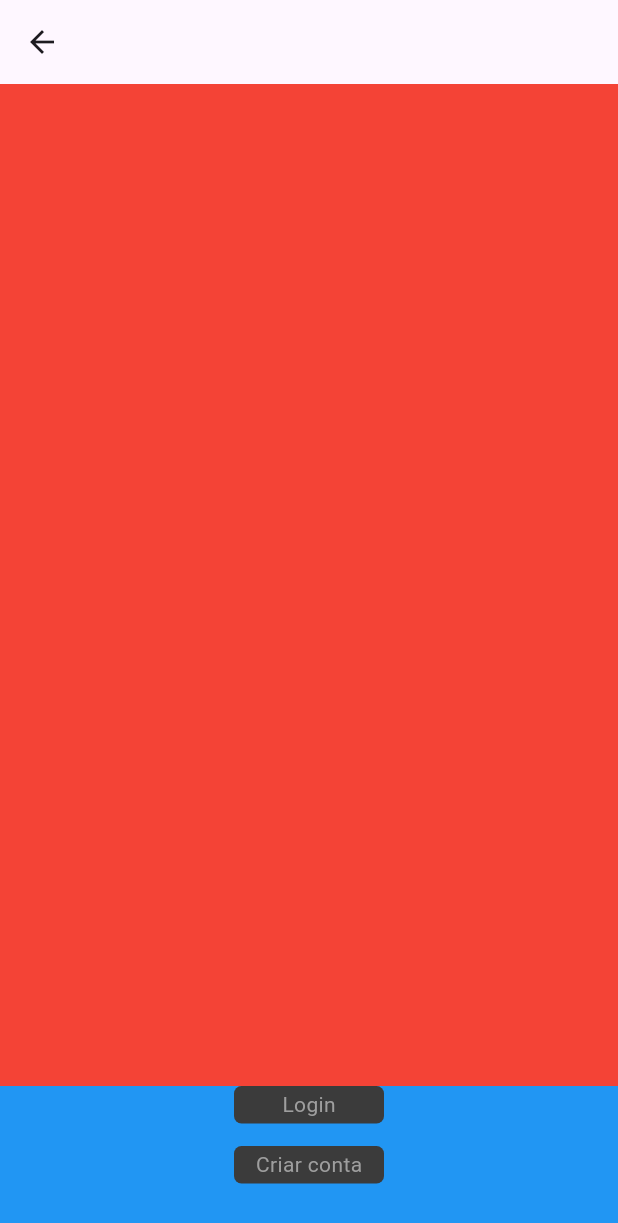
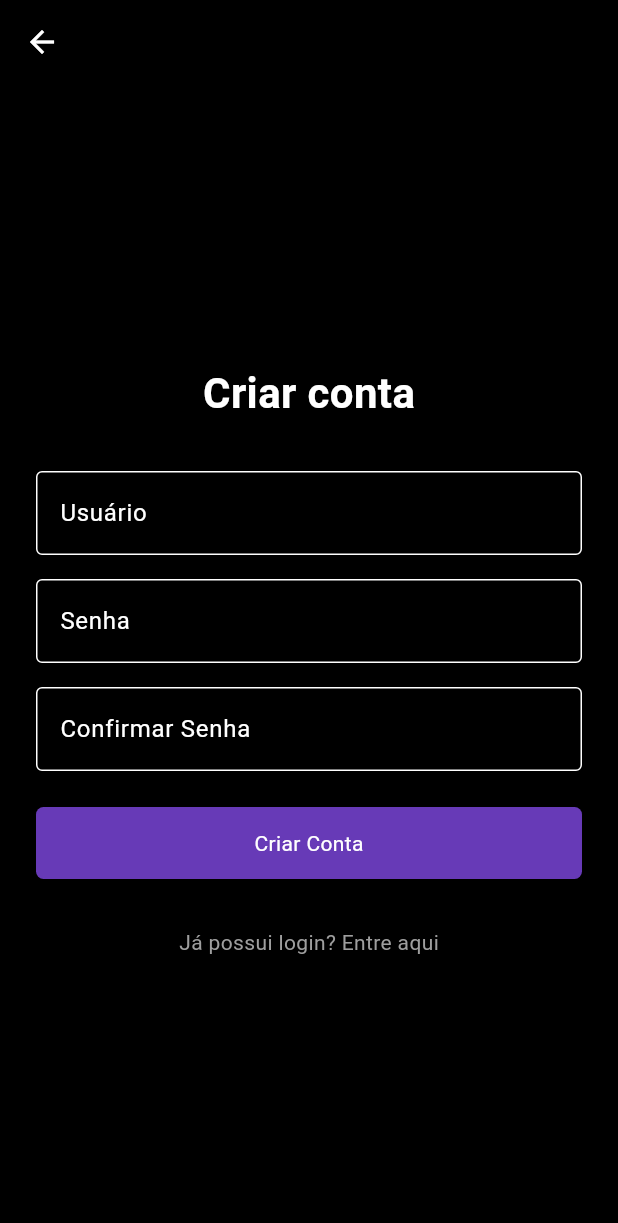
Before and after one commit to GubioGarcia/ToDo_Flutter, a Flutter app: the Welcome screen opened directly, after a tap on "Criar conta", on a phone screen of 412 x 824 dp. Shown: the top 1223 px of the screen. Run offline on Flutter 3.47's test engine with Material 3 defaults, Android fonts, the phone set to English and light mode, and no system bars; our stand-ins replace fluttertoast.

Commit message:
feat: criação telas login, cadastro e welcome

```diff
--- /dev/null
+++ b/lib/criarConta.dart
@@ -0,0 +1,161 @@
+import 'package:flutter/material.dart';
+import 'package:fluttertoast/fluttertoast.dart';
+import 'package:todo/home_page.dart';
+import 'package:todo/login.dart';
+import 'widgets/common_button.dart';
+
+class CriarcontaPage extends StatefulWidget {
+  const CriarcontaPage({super.key});
+
+  @override
+  State<CriarcontaPage> createState() => _CriarcontaPageState();
+}
+
+class _CriarcontaPageState extends State<CriarcontaPage> {
+  TextEditingController usuarioEntrada = TextEditingController();
+  TextEditingController senhaEntrada = TextEditingController();
+  TextEditingController confirmarSenhaEntrada = TextEditingController();
+
+  @override
+  Widget build(BuildContext context) {
+    return Scaffold(
+      appBar: AppBar(
+        backgroundColor: Colors.black,
+        elevation: 0,
+        iconTheme: IconThemeData(color: Colors.white),
+      ),
+      backgroundColor: Colors.black,
+      body: SafeArea(
+        child: Center(
+          child: Padding(
+            padding: const EdgeInsets.symmetric(horizontal: 24.0),
+            child: Column(
+              mainAxisSize: MainAxisSize.min,
+              children: [
+                Text(
+                  "Criar conta",
+                  style: TextStyle(
+                    fontSize: 28,
+                    fontWeight: FontWeight.bold,
+                    color: Colors.white,
+                  ),
+                ),
+                SizedBox(height: 32),
+                TextField(
+                  controller: usuarioEntrada,
+                  style: TextStyle(color: Colors.white),
+                  decoration: InputDecoration(
+                    labelText: "Usuário",
+                    labelStyle: TextStyle(color: Colors.white),
+                    enabledBorder: OutlineInputBorder(
+                      borderSide: BorderSide(color: Colors.white),
+                    ),
+                    focusedBorder: OutlineInputBorder(
+                      borderSide: BorderSide(color: Colors.deepPurple),
+                    ),
+                  ),
+                ),
+                SizedBox(height: 16),
+                TextField(
+                  controller: senhaEntrada,
+                  obscureText: true,
+                  style: TextStyle(color: Colors.white),
+                  decoration: InputDecoration(
+                    labelText: "Senha",
+                    labelStyle: TextStyle(color: Colors.white),
+                    enabledBorder: OutlineInputBorder(
+                      borderSide: BorderSide(color: Colors.white),
+                    ),
+                    focusedBorder: OutlineInputBorder(
+                      borderSide: BorderSide(color: Colors.deepPurple),
+                    ),
+                  ),
+                ),
+                SizedBox(height: 16),
+                TextField(
+                  controller: confirmarSenhaEntrada,
+                  obscureText: true,
+                  style: TextStyle(color: Colors.white),
+                  decoration: InputDecoration(
+                    labelText: "Confirmar Senha",
+                    labelStyle: TextStyle(color: Colors.white),
+                    enabledBorder: OutlineInputBorder(
+                      borderSide: BorderSide(color: Colors.white),
+                    ),
+                    focusedBorder: OutlineInputBorder(
+                      borderSide: BorderSide(color: Colors.deepPurple),
+                    ),
+                  ),
+                ),
+                SizedBox(height: 24),
+                SizedBox(
+                  width: double.infinity,
+                  height: 48,
+                  child: CommonButton(
+                    textoBotao: "Criar Conta",
+                    quandoClicar: validarCriacaoConta,
+                  ),
+                ),
+                SizedBox(height: 32),
+                GestureDetector(
+                  onTap: () {
+                    Navigator.push(
+                      context,
+                      MaterialPageRoute(
+                        builder: (context) => const LoginPage(),
+                      ),
+                    );
+                  },
+                  child: Text(
+                    "Já possui login? Entre aqui",
+                    style: TextStyle(color: Colors.grey),
+                  ),
+                ),
+              ],
+            ),
+          ),
+        ),
+      ),
+    );
+  }
+
+  void validarCriacaoConta() {
+    String usuario = usuarioEntrada.text.trim();
+    String senha = senhaEntrada.text.trim();
+    String confirmarSenha = confirmarSenhaEntrada.text.trim();
+
+    if (usuario.isEmpty || senha.isEmpty || confirmarSenha.isEmpty) {
+      Fluttertoast.showToast(
+        msg: "Preencha os campos",
+        toastLength: Toast.LENGTH_SHORT,
+        gravity: ToastGravity.BOTTOM,
+        backgroundColor: Colors.orange,
+        textColor: Colors.white,
+        fontSize: 16.0,
+      );
+    } else if (senha != confirmarSenha) {
+      Fluttertoast.showToast(
+        msg: "As senhas não coincidem",
+        toastLength: Toast.LENGTH_SHORT,
+        gravity: ToastGravity.BOTTOM,
+        backgroundColor: Colors.redAccent,
+        textColor: Colors.white,
+        fontSize: 16.0,
+      );
+    } else {
+      Fluttertoast.showToast(
+        msg: "Conta criada com sucesso!",
+        toastLength: Toast.LENGTH_SHORT,
+        gravity: ToastGravity.BOTTOM,
+        backgroundColor: Colors.green,
+        textColor: Colors.white,
+        fontSize: 16.0,
+      );
+
+      Navigator.push(
+        context,
+        MaterialPageRoute(builder: (context) => const HomePage()),
+      );
+    }
+  }
+}
--- a/lib/splash_page.dart
+++ b/lib/splash_page.dart
@@ -1,7 +1,5 @@
 import 'package:flutter/material.dart';
 import 'package:todo/onboard.dart';
-import 'package:todo/welcome.dart';
-import 'home_page.dart';
 
 class Splashpage extends StatefulWidget {
   const Splashpage({super.key});
--- a/lib/welcome.dart
+++ b/lib/welcome.dart
@@ -1,4 +1,6 @@
 import 'package:flutter/material.dart';
+import 'package:todo/criarConta.dart';
+import 'package:todo/login.dart';
 import 'package:todo/widgets/common_button.dart';
 
 class Welcome extends StatelessWidget {
@@ -7,33 +9,79 @@ class Welcome extends StatelessWidget {
   @override
   Widget build(BuildContext context) {
     return Scaffold(
-      appBar: AppBar(),
+      appBar: AppBar(
+        backgroundColor: Colors.black,
+        elevation: 0,
+        iconTheme: IconThemeData(color: Colors.white),
+      ),
+      backgroundColor: Colors.black,
       body: SafeArea(
-        child: Container(
+        child: Align(
+          alignment: Alignment.center,
           child: Column(
             children: [
-              Expanded(child: Container(color: Colors.red)),
+              Expanded(
+                child: Column(
+                  mainAxisAlignment: MainAxisAlignment.center,
+                  children: [
+                    Text(
+                      "Bem-vindo ao MyToDo",
+                      style: TextStyle(
+                        fontSize: 24,
+                        fontWeight: FontWeight.bold,
+                        color: Colors.white,
+                      ),
+                      textAlign: TextAlign.center,
+                    ),
+                    SizedBox(height: 25),
+                    Padding(
+                      padding: const EdgeInsets.symmetric(horizontal: 24.0),
+                      child: Text(
+                        "Por favor, realize o login ou crie uma conta para continuar",
+                        style: TextStyle(fontSize: 18, color: Colors.white),
+                        textAlign: TextAlign.center,
+                      ),
+                    ),
+                  ],
+                ),
+              ),
               Container(
                 height: 100,
-                color: Colors.blue,
                 child: Column(
                   children: [
-                    CommonButton(
+                    SizedBox(
+                      width: 400, // largura desejada
+                      height: 30, // altura desejada
+                      child: CommonButton(
                         textoBotao: "Login",
-                      corTextoBotao: Colors.grey,
-                      cor: const Color.fromARGB(255, 59, 59, 59),
+                        cor: Colors.deepPurple,
                         quandoClicar: () {
-                        print("Pular");
+                          Navigator.push(
+                            context,
+                            MaterialPageRoute(
+                              builder: (context) => const LoginPage(),
+                            ),
+                          );
                         },
                       ),
-                    Container(height: 15), // distânica entre os botões
-                    CommonButton(
+                    ),
+                    SizedBox(height: 15),
+                    SizedBox(
+                      width: 400,
+                      height: 30,
+                      child: CommonButton(
                         textoBotao: "Criar conta",
-                      corTextoBotao: Colors.grey,
-                      cor: const Color.fromARGB(255, 59, 59, 59),
+                        corTextoBotao: Colors.deepPurple,
+                        cor: Colors.white,
                         quandoClicar: () {
-                        print("Pular");
+                          Navigator.push(
+                            context,
+                            MaterialPageRoute(
+                              builder: (context) => const CriarcontaPage(),
+                            ),
+                          );
                         },
+                      ),
                     ),
                   ],
                 ),
--- a/pubspec.yaml
+++ b/pubspec.yaml
@@ -2,7 +2,7 @@ name: todo
 description: "A new Flutter project."
 # The following line prevents the package from being accidentally published to
 # pub.dev using `flutter pub publish`. This is preferred for private packages.
-publish_to: 'none' # Remove this line if you wish to publish to pub.dev
+publish_to: "none" # Remove this line if you wish to publish to pub.dev
 
 # The following defines the version and build number for your application.
 # A version number is three numbers separated by dots, like 1.2.43
@@ -34,6 +34,7 @@ dependencies:
   # The following adds the Cupertino Icons font to your application.
   # Use with the CupertinoIcons class for iOS style icons.
   cupertino_icons: ^1.0.8
+  fluttertoast: ^8.2.1
 
 dev_dependencies:
   flutter_test:
@@ -51,7 +52,6 @@ dev_dependencies:
 
 # The following section is specific to Flutter packages.
 flutter:
-
   # The following line ensures that the Material Icons font is
   # included with your application, so that you can use the icons in
   # the material Icons class.
@@ -59,7 +59,7 @@ flutter:
 
   # To add assets to your application, add an assets section, like this:
   assets:
-     - assets/images/
+    - assets/images/
 
   # An image asset can refer to one or more resolution-specific "variants", see
   # https://flutter.dev/to/resolution-aware-images
```
Also changed, not shown: lib/login.dart (added, +137 -0 lines), pubspec.lock. Lines whose indentation alone changed are shown as unchanged.
